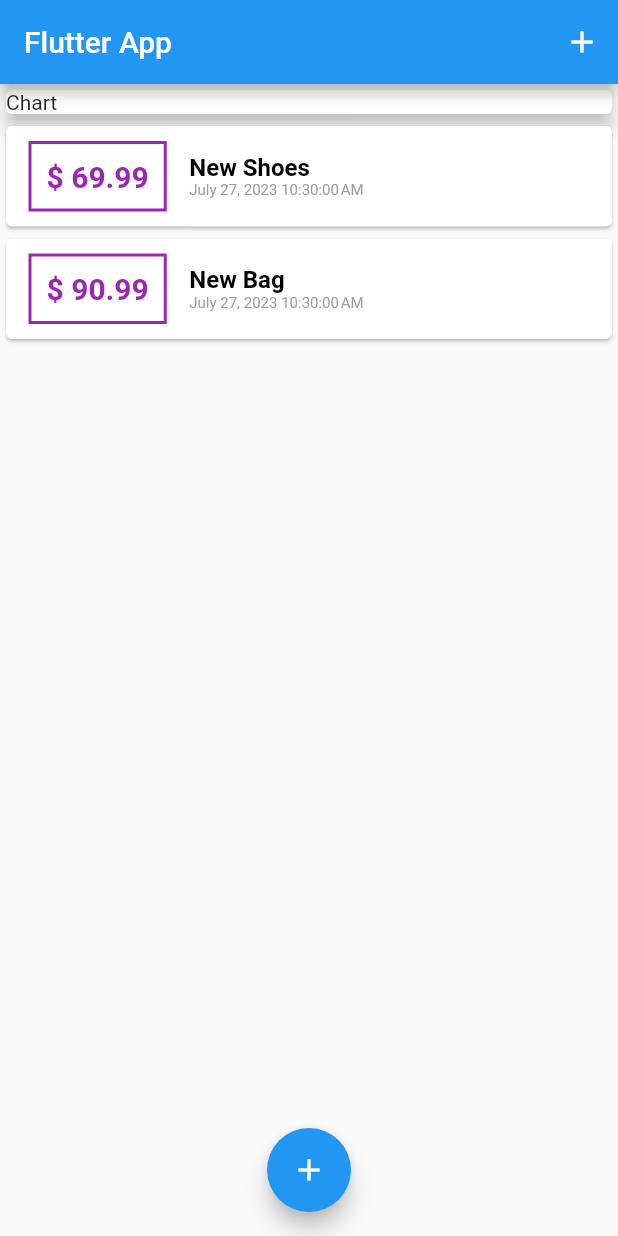
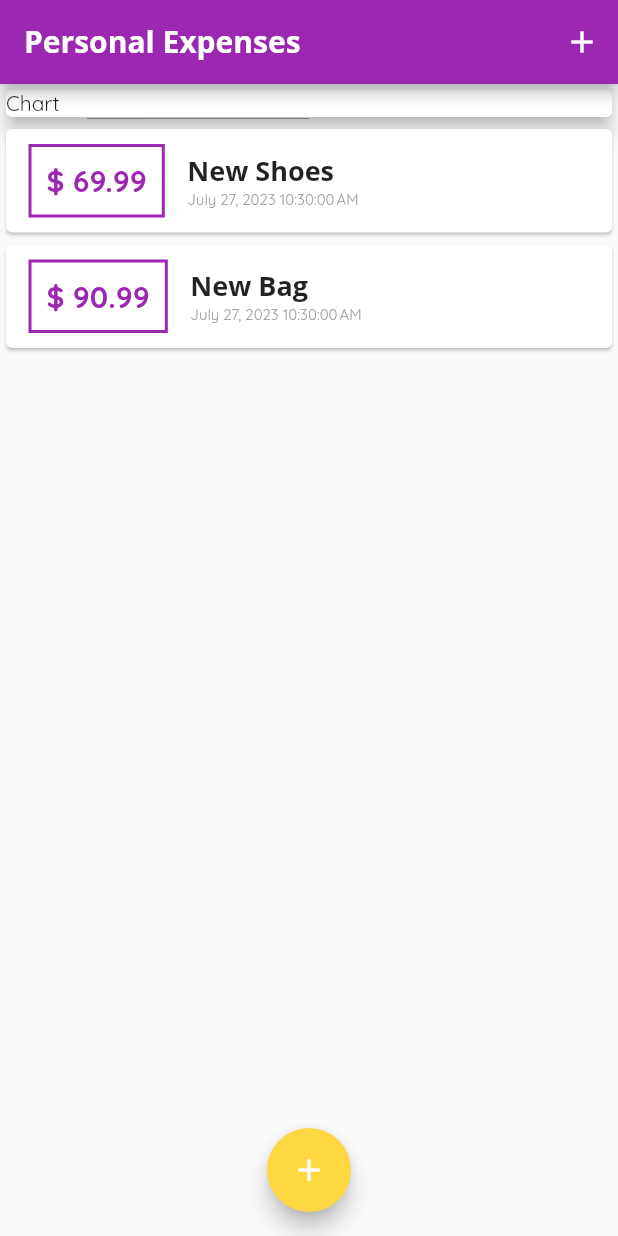
Before and after one commit to csdavidg/budgets_flutter_app, a Flutter app: the screen it shows after launch, on a phone screen of 412 x 824 dp. Run offline on Flutter 3.47's test engine with Material 2 defaults, Android fonts, the phone set to English and light mode, and no system bars.

Commit message:
Adding custom theme and fonts

```diff
--- a/lib/main.dart
+++ b/lib/main.dart
@@ -15,11 +15,28 @@ class MyApp extends StatelessWidget {
   @override
   Widget build(BuildContext context) {
     return MaterialApp(
-      title: 'Flutter Demo',
+      title: 'Personal Expenses',
       theme: ThemeData(
-        primarySwatch: Colors.blue,
+        primarySwatch: Colors.purple,
+        colorScheme:
+            ColorScheme.fromSwatch().copyWith(secondary: Colors.amberAccent),
+        fontFamily: 'Quicksand',
+        textTheme: const TextTheme(
+          titleLarge: TextStyle(
+            fontFamily: 'OpenSans',
+            fontWeight: FontWeight.bold,
+            fontSize: 18,
+          ),
+        ),
+        appBarTheme: const AppBarTheme(
+          titleTextStyle: TextStyle(
+            fontFamily: 'OpenSans',
+            fontWeight: FontWeight.bold,
+            fontSize: 20,
+          ),
+        ),
       ),
-      home: MyHomePage(title: 'Flutter Demo Home Page'),
+      home: MyHomePage(title: 'Personal Expenses'),
     );
   }
 }
@@ -64,7 +81,8 @@ class _MyHomePageState extends State<MyHomePage> {
   Widget build(BuildContext context) {
     return Scaffold(
       appBar: AppBar(
-        title: const Text('Flutter App'),
+        title: const Text('Personal Expenses'),
+        backgroundColor: Theme.of(context).primaryColor,
         actions: <Widget>[
           IconButton(
             onPressed: () => _startNewTransaction(context),
--- a/lib/widgets/new_transaction.dart
+++ b/lib/widgets/new_transaction.dart
@@ -22,6 +22,7 @@ class _NewTransactionState extends State<NewTransaction> {
     }
 
     widget.addTx(title, amount);
+    Navigator.of(context).pop();
   }
 
   @override
--- a/lib/widgets/transactions_list.dart
+++ b/lib/widgets/transactions_list.dart
@@ -25,16 +25,16 @@ class TransactionsList extends StatelessWidget {
                   ),
                   decoration: BoxDecoration(
                     border: Border.all(
-                      color: Colors.purple,
+                      color: Theme.of(context).primaryColor,
                       width: 2,
                     ),
                   ),
                   child: Text(
                     "\$ ${transactions[index].amount.toStringAsFixed(2)}",
-                    style: const TextStyle(
+                    style: TextStyle(
                       fontWeight: FontWeight.bold,
                       fontSize: 20,
-                      color: Colors.purple,
+                      color: Theme.of(context).primaryColor,
                     ),
                   ),
                 ),
@@ -42,11 +42,7 @@ class TransactionsList extends StatelessWidget {
                   crossAxisAlignment: CrossAxisAlignment.start,
                   children: [
                     Text(transactions[index].title,
-                        style: const TextStyle(
-                          fontWeight: FontWeight.bold,
-                          color: Colors.black,
-                          fontSize: 16,
-                        )),
+                        style: Theme.of(context).textTheme.titleLarge),
                     Text(
                       //DateFormat('yyyy-MM-dd').format(tx.date),
                       DateFormat().format(transactions[index].date),
```
Also changed, not shown: pubspec.yaml (+11 -6 lines), assets/fonts/OpenSans-Bold.ttf (added), assets/fonts/OpenSans-ExtraBold.ttf (added), assets/fonts/OpenSans-Light.ttf (added), assets/fonts/OpenSans-Medium.ttf (added), assets/fonts/OpenSans-Regular.ttf (added), assets/fonts/OpenSans-SemiBold.ttf (added), assets/fonts/Quicksand-Bold.ttf (added), assets/fonts/Quicksand-Light.ttf (added), assets/fonts/Quicksand-Medium.ttf (added), assets/fonts/Quicksand-Regular.ttf (added), assets/fonts/Quicksand-SemiBold.ttf (added), pubspec.lock, 1 other file.
